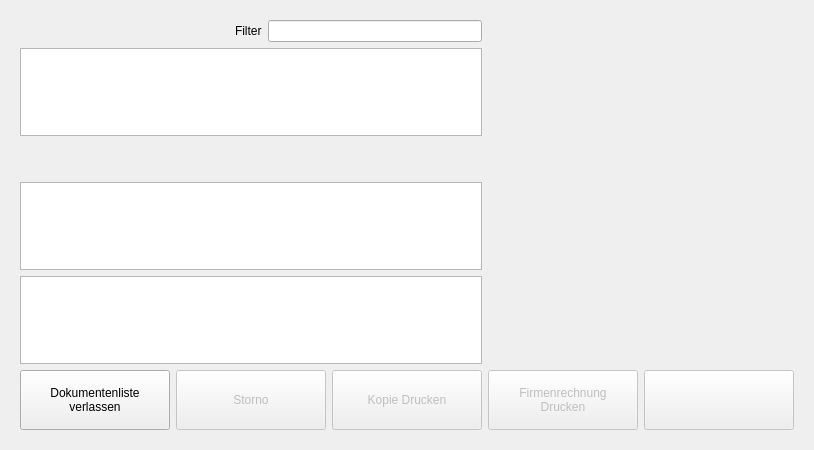
Above: src/ui/qrkdocument.ui from DatabasesWorks/QRK-Cash-Register before the change. Below: the same form after it.
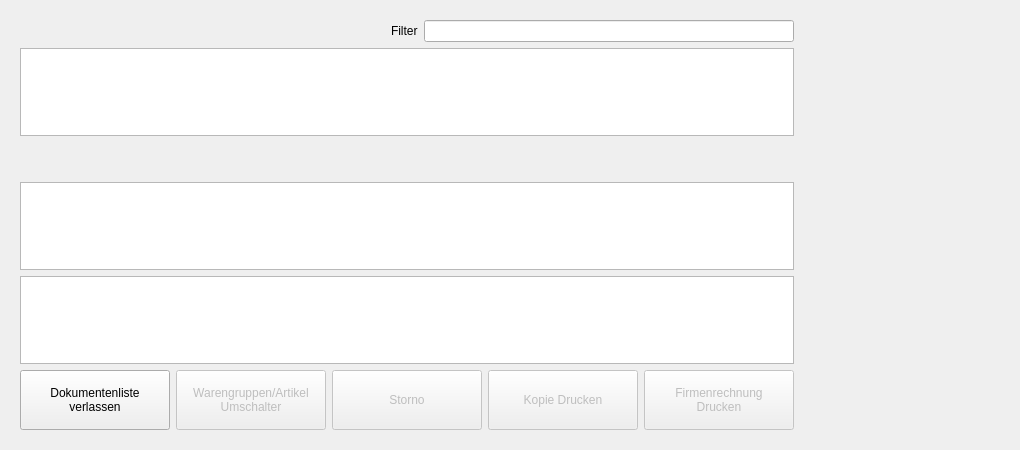
That is the form after the change. Icons and pictures are not drawn. Custom widgets are drawn as their Qt base class.

Diff of the .ui file:
```diff
--- a/src/ui/qrkdocument.ui
+++ b/src/ui/qrkdocument.ui
@@ -6,7 +6,7 @@
    <rect>
     <x>0</x>
     <y>0</y>
-    <width>812</width>
+    <width>974</width>
     <height>450</height>
    </rect>
   </property>
@@ -167,6 +167,46 @@
             </property>
            </widget>
           </item>
+          <item>
+           <widget class="QrkPushButton" name="toogleButton">
+            <property name="enabled">
+             <bool>false</bool>
+            </property>
+            <property name="minimumSize">
+             <size>
+              <width>150</width>
+              <height>60</height>
+             </size>
+            </property>
+            <property name="text">
+             <string>Warengruppen/Artikel
+Umschalter</string>
+            </property>
+            <property name="icon">
+             <iconset resource="../../qrk.qrc">
+              <normaloff>:/src/icons/reports.png</normaloff>:/src/icons/reports.png</iconset>
+            </property>
+            <property name="iconSize">
+             <size>
+              <width>32</width>
+              <height>32</height>
+             </size>
+            </property>
+           </widget>
+          </item>
+          <item>
+           <spacer name="horizontalSpacer_3">
+            <property name="orientation">
+             <enum>Qt::Horizontal</enum>
+            </property>
+            <property name="sizeHint" stdset="0">
+             <size>
+              <width>40</width>
+              <height>20</height>
+             </size>
+            </property>
+           </spacer>
+          </item>
           <item>
            <spacer name="horizontalSpacer">
             <property name="orientation">
@@ -244,6 +284,39 @@
             </property>
            </widget>
           </item>
+          <item>
+           <widget class="QrkPushButton" name="invoiceCompanyPrintcopyButton">
+            <property name="enabled">
+             <bool>false</bool>
+            </property>
+            <property name="sizePolicy">
+             <sizepolicy hsizetype="Preferred" vsizetype="Preferred">
+              <horstretch>0</horstretch>
+              <verstretch>0</verstretch>
+             </sizepolicy>
+            </property>
+            <property name="minimumSize">
+             <size>
+              <width>150</width>
+              <height>60</height>
+             </size>
+            </property>
+            <property name="text">
+             <string>Firmenrechnung
+Drucken</string>
+            </property>
+            <property name="icon">
+             <iconset>
+              <normaloff>:src/icons/print.png</normaloff>:src/icons/print.png</iconset>
+            </property>
+            <property name="iconSize">
+             <size>
+              <width>32</width>
+              <height>32</height>
+             </size>
+            </property>
+           </widget>
+          </item>
          </layout>
         </item>
        </layout>
@@ -291,54 +364,21 @@
         </item>
         <item>
          <layout class="QGridLayout" name="gridLayout">
-          <item row="1" column="0">
-           <widget class="QrkPushButton" name="invoiceCompanyPrintcopyButton">
-            <property name="enabled">
-             <bool>false</bool>
-            </property>
-            <property name="sizePolicy">
-             <sizepolicy hsizetype="Preferred" vsizetype="Preferred">
-              <horstretch>0</horstretch>
-              <verstretch>0</verstretch>
-             </sizepolicy>
-            </property>
-            <property name="minimumSize">
-             <size>
-              <width>150</width>
-              <height>60</height>
-             </size>
-            </property>
-            <property name="text">
-             <string>Firmenrechnung
-Drucken</string>
-            </property>
-            <property name="icon">
-             <iconset>
-              <normaloff>:src/icons/print.png</normaloff>:src/icons/print.png</iconset>
-            </property>
-            <property name="iconSize">
-             <size>
-              <width>32</width>
-              <height>32</height>
-             </size>
-            </property>
-           </widget>
-          </item>
           <item row="1" column="1">
-           <widget class="QrkPushButton" name="pushFreeButton">
-            <property name="enabled">
-             <bool>false</bool>
+           <spacer name="spacer">
+            <property name="orientation">
+             <enum>Qt::Horizontal</enum>
             </property>
-            <property name="minimumSize">
+            <property name="sizeType">
+             <enum>QSizePolicy::Fixed</enum>
+            </property>
+            <property name="sizeHint" stdset="0">
              <size>
-              <width>150</width>
-              <height>60</height>
+              <width>200</width>
+              <height>20</height>
              </size>
             </property>
-            <property name="text">
-             <string/>
-            </property>
-           </widget>
+           </spacer>
           </item>
          </layout>
         </item>
```
Left out of the diff: 5 changed lines with no effect on the pictures.
